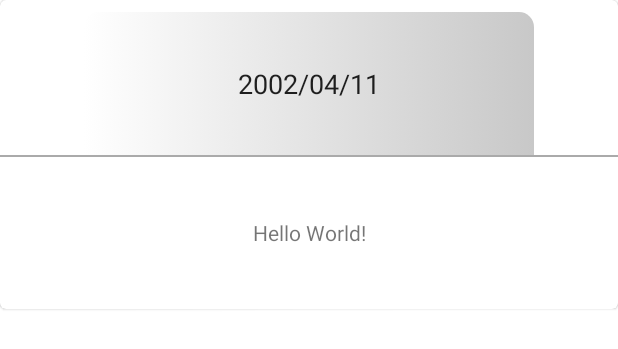
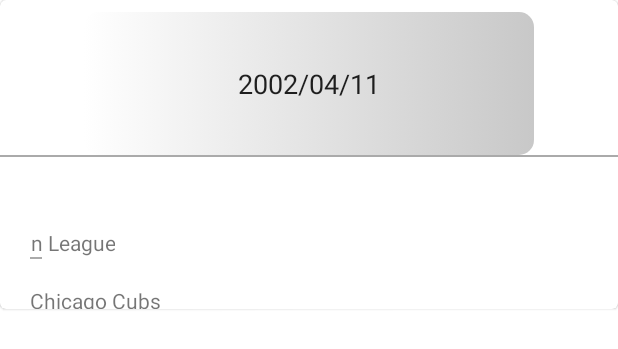
Before and after one commit to Zahir-Shad/Fixtures, an Android app: the layout activity_main.xml on its own in the app's theme, with its tools: preview values and no code run, on a phone screen of 412 x 824 dp. Shown: the top 349 px of the screen. Run offline under Robolectric (Android 15) with nearby library versions, the phone set to English and light mode, and no system bars.

Commit message:
Saving xml for Safety.

```diff
--- a/app/src/main/res/drawable/background_shape.xml
+++ b/app/src/main/res/drawable/background_shape.xml
@@ -7,8 +7,8 @@
 <corners
     android:topLeftRadius="10dp"
     android:topRightRadius="10dp"
-    android:bottomLeftRadius="0dp"
-    android:bottomRightRadius="0dp"
+    android:bottomLeftRadius="10dp"
+    android:bottomRightRadius="10dp"
     />
     </shape>
 </item>
--- a/app/src/main/res/layout/activity_main.xml
+++ b/app/src/main/res/layout/activity_main.xml
@@ -21,7 +21,6 @@
         <androidx.constraintlayout.widget.ConstraintLayout
             android:layout_width="match_parent"
             android:layout_height="match_parent">
-
 
             <EditText
                 android:id="@+id/edDate"
@@ -49,16 +48,6 @@
                 android:background="@android:color/darker_gray"
                 app:layout_constraintTop_toBottomOf="@id/edDate" />
 
-            <TextView
-                android:id="@+id/txtView"
-                android:layout_width="wrap_content"
-                android:layout_height="wrap_content"
-                android:text="Hello World!"
-                app:layout_constraintBottom_toBottomOf="parent"
-                app:layout_constraintLeft_toLeftOf="parent"
-                app:layout_constraintRight_toRightOf="parent"
-                app:layout_constraintTop_toTopOf="@id/vw_divider" />
-
             <androidx.recyclerview.widget.RecyclerView
                 android:id="@+id/fixture"
                 android:layout_width="0dp"
@@ -68,7 +57,9 @@
                 app:layout_constraintBottom_toBottomOf="parent"
                 app:layout_constraintEnd_toEndOf="parent"
                 app:layout_constraintStart_toStartOf="parent"
-                app:layout_constraintTop_toBottomOf="@id/edDate" />
+                app:layout_constraintTop_toBottomOf="@id/edDate"
+                tools:listitem="@layout/league_info"/>
+
         </androidx.constraintlayout.widget.ConstraintLayout>
     </com.google.android.material.card.MaterialCardView>
 </androidx.constraintlayout.widget.ConstraintLayout>
--- /dev/null
+++ b/app/src/main/res/layout/league_info.xml
@@ -0,0 +1,65 @@
+<?xml version="1.0" encoding="utf-8"?>
+<androidx.constraintlayout.widget.ConstraintLayout
+    xmlns:android="http://schemas.android.com/apk/res/android"
+    xmlns:app="http://schemas.android.com/apk/res-auto"
+    xmlns:tools="http://schemas.android.com/tools"
+    android:layout_width="match_parent"
+    android:layout_height="wrap_content"
+    android:paddingStart="20dp"
+    android:paddingTop="10dp"
+    android:paddingEnd="20dp"
+    android:paddingBottom="10dp">
+
+    <com.google.android.material.textview.MaterialTextView
+        android:id="@+id/homeLeague"
+        android:layout_width="wrap_content"
+        android:layout_height="match_parent"
+        android:gravity="center"
+        app:layout_constraintTop_toTopOf="parent"
+        app:layout_constraintBottom_toBottomOf="@id/nameLeague"
+        app:layout_constraintEnd_toStartOf="parent"
+        app:layout_constraintHorizontal_bias="0"
+        app:layout_constraintStart_toStartOf="parent"
+        tools:text="Champion League"/>
+
+    <com.google.android.material.textview.MaterialTextView
+        android:id="@+id/nameLeague"
+        android:layout_width="wrap_content"
+        android:layout_height="match_parent"
+        android:gravity="center"
+        app:layout_constraintTop_toBottomOf="@id/homeLeague"
+        app:layout_constraintBottom_toBottomOf="parent"
+        app:layout_constraintEnd_toStartOf="@+id/divider"
+        app:layout_constraintHorizontal_bias="0"
+        app:layout_constraintStart_toStartOf="parent"
+        tools:text="Chicago Cubs"/>
+
+    <View
+        android:id="@+id/divider"
+        android:layout_width="15dp"
+        android:layout_height="1dp"
+        android:background="@android:color/darker_gray"
+        app:layout_constraintBottom_toBottomOf="parent"
+        app:layout_constraintEnd_toStartOf="parent"
+        app:layout_constraintVertical_bias="0"
+        app:layout_constraintStart_toStartOf="@+id/nameLeague"
+        app:layout_constraintTop_toBottomOf="@id/homeLeague"/>
+
+    <com.google.android.material.textview.MaterialTextView
+        android:id="@+id/play_date"
+        android:layout_width="wrap_content"
+        android:layout_height="wrap_content"
+        android:gravity="center"
+        app:layout_constraintBottom_toBottomOf="parent"
+        app:layout_constraintEnd_toStartOf="parent"
+        app:layout_constraintHorizontal_bias="0"
+        app:layout_constraintStart_toStartOf="parent"
+        app:layout_constraintTop_toBottomOf="@id/nameLeague"
+        tools:text="Sept 01, 2020"/>
+
+
+
+
+
+
+</androidx.constraintlayout.widget.ConstraintLayout>
```
